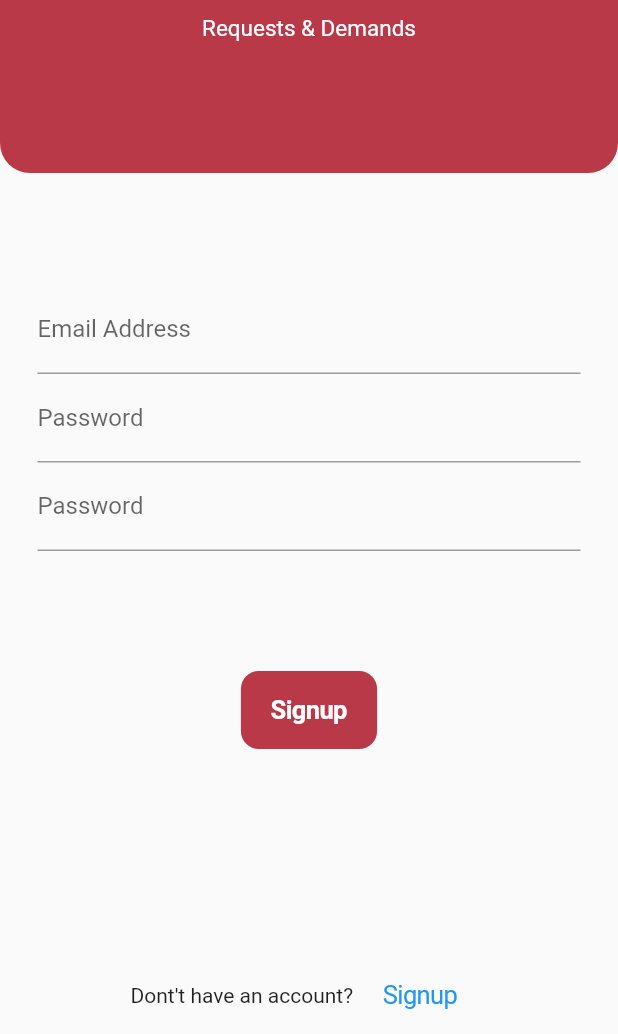
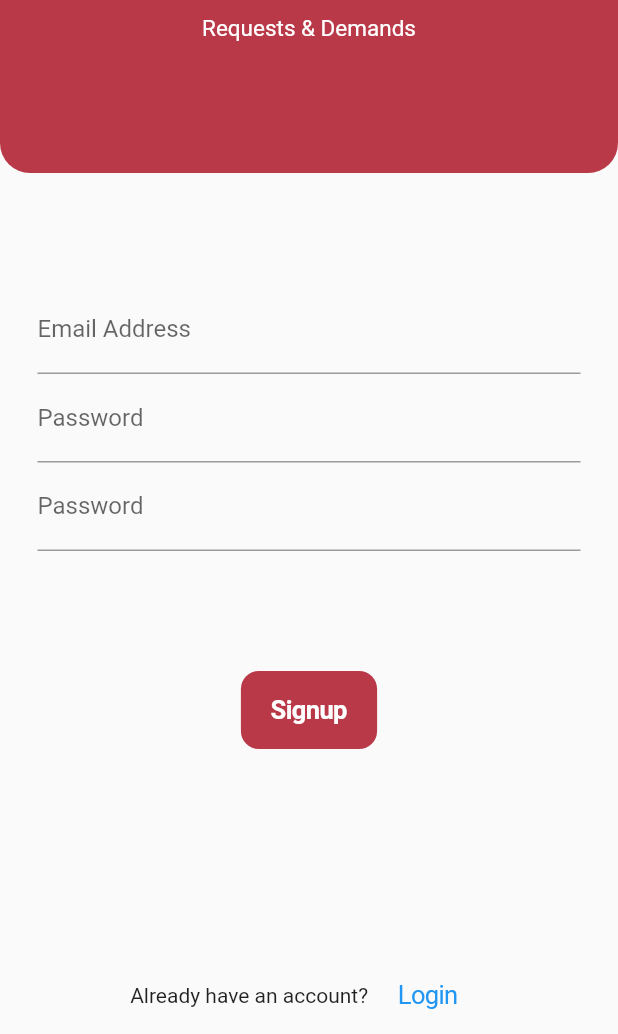
Before and after one commit to hameezk/my_desk, a Flutter app: the SignupPage screen opened directly, on a phone screen of 412 x 824 dp, the part 202-1236 px from its top. Run offline on Flutter 3.47's test engine with Material 2 defaults, Android fonts, the phone set to English and light mode, and no system bars; our stand-ins replace cloud_firestore, firebase_auth, firebase_core, firebase_storage, flutter_rating_bar, image_cropper and 1 more; accounts and stored records are empty; network calls fail.

Commit message:
p1 final

```diff
--- a/lib/pages/edit_profile.dart
+++ b/lib/pages/edit_profile.dart
@@ -10,7 +10,7 @@ import 'package:image_cropper/image_cropper.dart';
 import 'package:image_picker/image_picker.dart';
 import 'package:my_desk/misc/colors.dart';
 import 'package:my_desk/models/user_model.dart';
-import 'package:my_desk/pages/user_profile.dart';
+import 'package:my_desk/pages/home_page.dart';
 
 class EditProfile extends StatefulWidget {
   final UserModel userModel;
@@ -145,11 +145,12 @@ class _EditProfileState extends State<EditProfile> {
             content: const Text("Profile Updated"),
           ),
         );
+        Navigator.popUntil(context, (route) => route.isFirst);
         Navigator.pushReplacement(
           context,
           MaterialPageRoute(
             builder: (context) {
-              return UserProfile(
+              return HomePage(
                   userModel: widget.userModel,
                   firebaseUser: widget.firebaseUser);
             },
--- a/lib/pages/login_page.dart
+++ b/lib/pages/login_page.dart
@@ -66,6 +66,7 @@ class LoginPageState extends State<LoginPage> {
           content: const Text("Login successfull!"),
         ),
       );
+      Navigator.popUntil(context, (route) => route.isFirst);
       Navigator.push(
         context,
         MaterialPageRoute(
@@ -173,6 +174,7 @@ class LoginPageState extends State<LoginPage> {
           ),
           CupertinoButton(
             onPressed: () {
+
               Navigator.push(
                 context,
                 MaterialPageRoute(
--- a/lib/pages/signup_page.dart
+++ b/lib/pages/signup_page.dart
@@ -5,6 +5,7 @@ import 'package:cloud_firestore/cloud_firestore.dart';
 import 'package:my_desk/misc/colors.dart';
 import 'package:my_desk/models/user_model.dart';
 import 'package:my_desk/pages/complete_profile.dart';
+import 'package:my_desk/pages/login_page.dart';
 
 class SignupPage extends StatefulWidget {
   const SignupPage({Key? key}) : super(key: key);
@@ -194,7 +195,7 @@ class _SignupPageState extends State<SignupPage> {
         mainAxisAlignment: MainAxisAlignment.center,
         children: [
           Row(
-            children: const [Text("Dont't have an account?")],
+            children: const [Text("Already have an account?")],
           ),
           CupertinoButton(
             onPressed: () {
@@ -202,12 +203,12 @@ class _SignupPageState extends State<SignupPage> {
                 context,
                 MaterialPageRoute(
                   builder: (context) {
-                    return const SignupPage();
+                    return const LoginPage();
                   },
                 ),
               );
             },
-            child: const Text("Signup"),
+            child: const Text("Login"),
           )
         ],
       ),
--- a/lib/pages/viewer_profile.dart
+++ b/lib/pages/viewer_profile.dart
@@ -101,6 +101,7 @@ class _ViewProfileState extends State<ViewProfile> {
                     children: [
                       IconButton(
                         onPressed: () {
+                          Navigator.popUntil(context, (route) => route.isFirst);
                           Navigator.pushReplacement(
                             context,
                             MaterialPageRoute(
```
Also changed, not shown: lib/pages/search_page.dart (+7 -6 lines), 1 other file.
